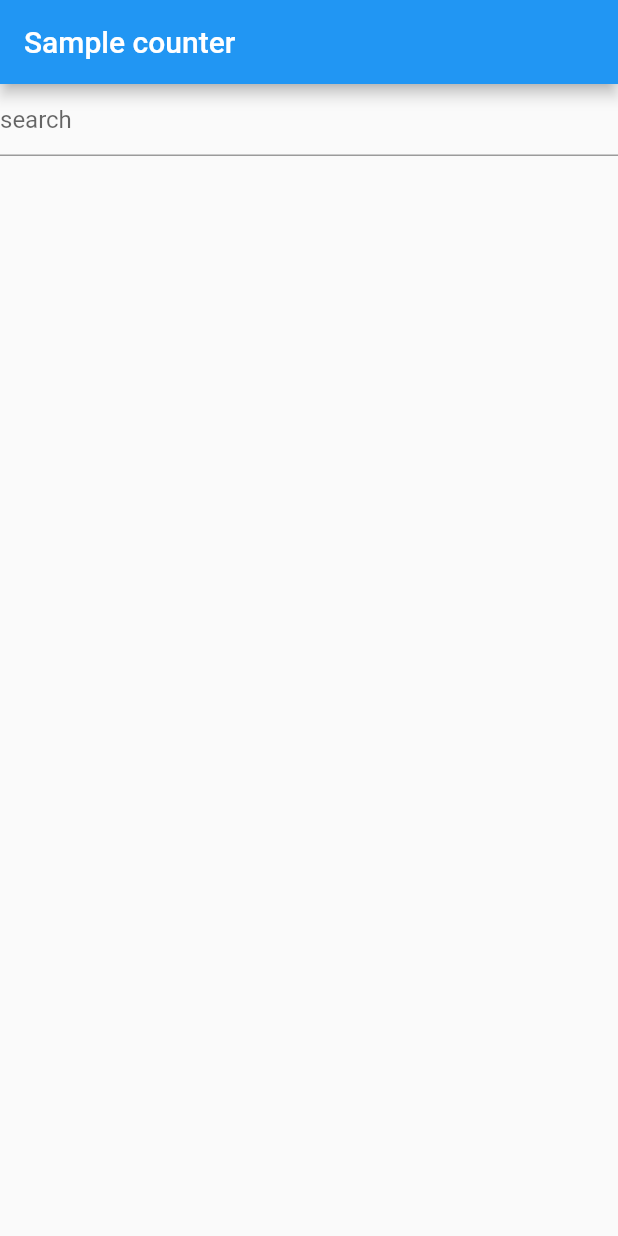
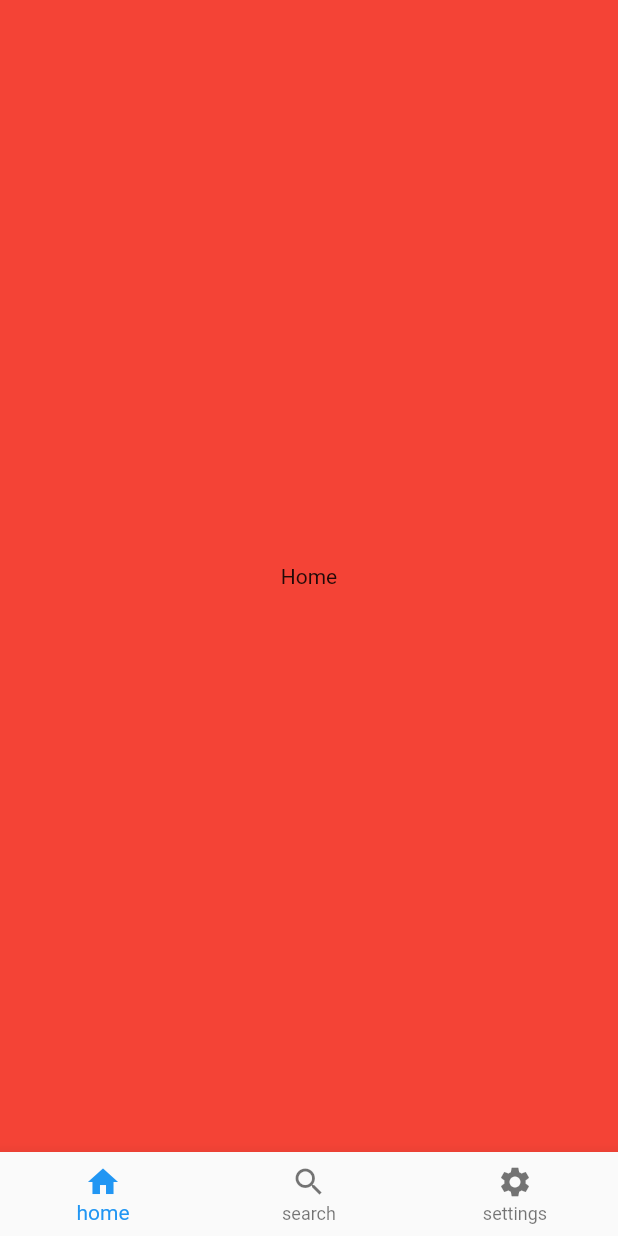
Before and after one commit to noboru-i/sample_flutter_202210, a Flutter app: the screen it shows after launch, on a phone screen of 412 x 824 dp. Run offline on Flutter 3.47's test engine with Material 2 defaults, Android fonts, the phone set to English and light mode, and no system bars; our stand-ins replace dio, flutter_hooks, freezed_annotation, go_router, hooks_riverpod, retrofit and 1 more; generated files the repository leaves out were written again.

Commit message:
sample of bottom navigation

```diff
--- a/lib/app.dart
+++ b/lib/app.dart
@@ -1,19 +1,63 @@
-
 import 'package:flutter/material.dart';
+import 'package:go_router/go_router.dart';
+import 'package:sample_flutter_202210/pages/detail_page.dart';
+import 'package:sample_flutter_202210/pages/home_page.dart';
+import 'package:sample_flutter_202210/pages/scaffold_with_nav_bar.dart';
+import 'package:sample_flutter_202210/pages/settings_page.dart';
 
 import 'pages/search_page.dart';
 
+final _rootNavigatorKey = GlobalKey<NavigatorState>(debugLabel: 'root');
+final _shellNavigatorKey = GlobalKey<NavigatorState>(debugLabel: 'shell');
+
 class App extends StatelessWidget {
-  const App({super.key});
+  App({super.key});
 
   @override
   Widget build(BuildContext context) {
-    return MaterialApp(
+    return MaterialApp.router(
       title: 'Flutter Demo',
       theme: ThemeData(
         primarySwatch: Colors.blue,
       ),
-      home: const SearchPage(),
+      routerConfig: _router,
     );
   }
+
+  final GoRouter _router = GoRouter(
+    navigatorKey: _rootNavigatorKey,
+    initialLocation: '/home',
+    routes: <RouteBase>[
+      ShellRoute(
+        navigatorKey: _shellNavigatorKey,
+        builder: (context, state, child) => ScaffoldWithNavBar(child: child),
+        routes: [
+          GoRoute(
+            path: '/home',
+            builder: (context, state) => const HomePage(),
+          ),
+          GoRoute(
+            path: '/search',
+            builder: (context, state) => const SearchPage(),
+            routes: [
+              GoRoute(
+                path: 'detail',
+                builder: (context, state) => const DetailPage(),
+              )
+            ],
+          ),
+          GoRoute(
+            path: '/settings',
+            builder: (context, state) => const SettingsPage(),
+          ),
+        ],
+      ),
+      GoRoute(
+        path: '/',
+        builder: (BuildContext context, GoRouterState state) {
+          return const SearchPage();
+        },
+      ),
+    ],
+  );
 }
--- a/lib/main.dart
+++ b/lib/main.dart
@@ -5,7 +5,7 @@ import 'app.dart';
 
 void main() {
   runApp(
-    const ProviderScope(
+    ProviderScope(
       child: App(),
     ),
   );
--- /dev/null
+++ b/lib/pages/home_page.dart
@@ -0,0 +1,15 @@
+import 'package:flutter/material.dart';
+
+class HomePage extends StatelessWidget {
+  const HomePage({super.key});
+
+  @override
+  Widget build(BuildContext context) {
+    return Container(
+      color: Colors.red,
+      child: const Center(
+        child: Text('Home'),
+      ),
+    );
+  }
+}
--- /dev/null
+++ b/lib/pages/scaffold_with_nav_bar.dart
@@ -0,0 +1,68 @@
+import 'package:flutter/material.dart';
+import 'package:flutter/src/widgets/container.dart';
+import 'package:flutter/src/widgets/framework.dart';
+import 'package:go_router/go_router.dart';
+
+class ScaffoldWithNavBar extends StatelessWidget {
+  const ScaffoldWithNavBar({
+    required this.child,
+    super.key,
+  });
+
+  final Widget child;
+
+  @override
+  Widget build(BuildContext context) {
+    return Scaffold(
+      body: child,
+      bottomNavigationBar: BottomNavigationBar(
+        items: const [
+          BottomNavigationBarItem(
+            icon: Icon(Icons.home),
+            label: 'home',
+          ),
+          BottomNavigationBarItem(
+            icon: Icon(Icons.search),
+            label: 'search',
+          ),
+          BottomNavigationBarItem(
+            icon: Icon(Icons.settings),
+            label: 'settings',
+          ),
+        ],
+        currentIndex: _calculateSelectedIndex(context),
+        onTap: (int index) => _onItemTapped(index, context),
+      ),
+    );
+  }
+}
+
+int _calculateSelectedIndex(BuildContext context) {
+  final GoRouter route = GoRouter.of(context);
+  final String location = route.location;
+  if (location.startsWith('/home')) {
+    return 0;
+  }
+  if (location.startsWith('/search')) {
+    return 1;
+  }
+  if (location.startsWith('/settings')) {
+    return 2;
+  }
+  return 0;
+}
+
+void _onItemTapped(int index, BuildContext context) {
+  switch (index) {
+    case 0:
+      GoRouter.of(context).go('/home');
+      break;
+    case 1:
+      GoRouter.of(context).go('/search');
+      break;
+    case 2:
+      GoRouter.of(context).go('/settings');
+      break;
+
+  }
+}
--- a/lib/pages/search_page.dart
+++ b/lib/pages/search_page.dart
@@ -1,6 +1,7 @@
 import 'package:dio/dio.dart';
 import 'package:flutter/material.dart';
 import 'package:flutter_hooks/flutter_hooks.dart';
+import 'package:go_router/go_router.dart';
 import 'package:hooks_riverpod/hooks_riverpod.dart';
 import 'package:riverpod_annotation/riverpod_annotation.dart';
 
@@ -131,10 +132,7 @@ class _ListItemState extends State<_ListItem>
     super.build(context);
     return ListTile(
       title: Text(widget.repository.fullName),
-      onTap: () => Navigator.push(
-        context,
-        MaterialPageRoute(builder: (context) => const DetailPage()),
-      ),
+      onTap: () => GoRouter.of(context).go('/search/detail'),
     );
   }
 
--- /dev/null
+++ b/lib/pages/settings_page.dart
@@ -0,0 +1,15 @@
+import 'package:flutter/material.dart';
+
+class SettingsPage extends StatelessWidget {
+  const SettingsPage({super.key});
+
+  @override
+  Widget build(BuildContext context) {
+    return Container(
+      color: Colors.blue,
+      child: const Center(
+        child: Text('settings'),
+      ),
+    );
+  }
+}
--- a/pubspec.yaml
+++ b/pubspec.yaml
@@ -22,7 +22,7 @@ dependencies:
   dio: ^4.0.6
   retrofit: ^3.3.1
 
-  go_router: ^5.0.5
+  go_router: ^5.1.0
 
   freezed_annotation: ^2.1.0
 
```
Also changed, not shown: pubspec.lock.
